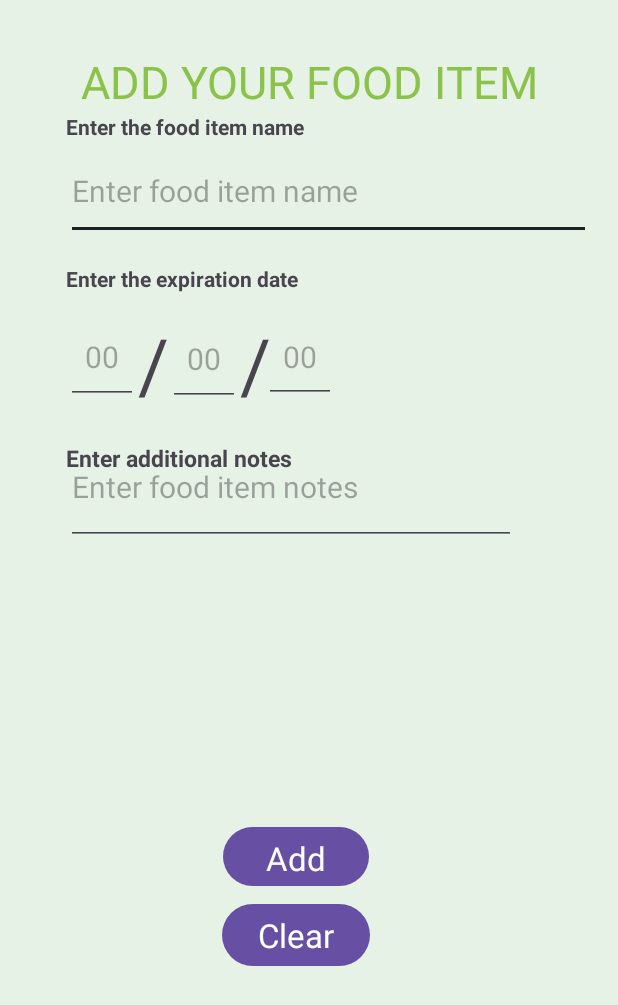
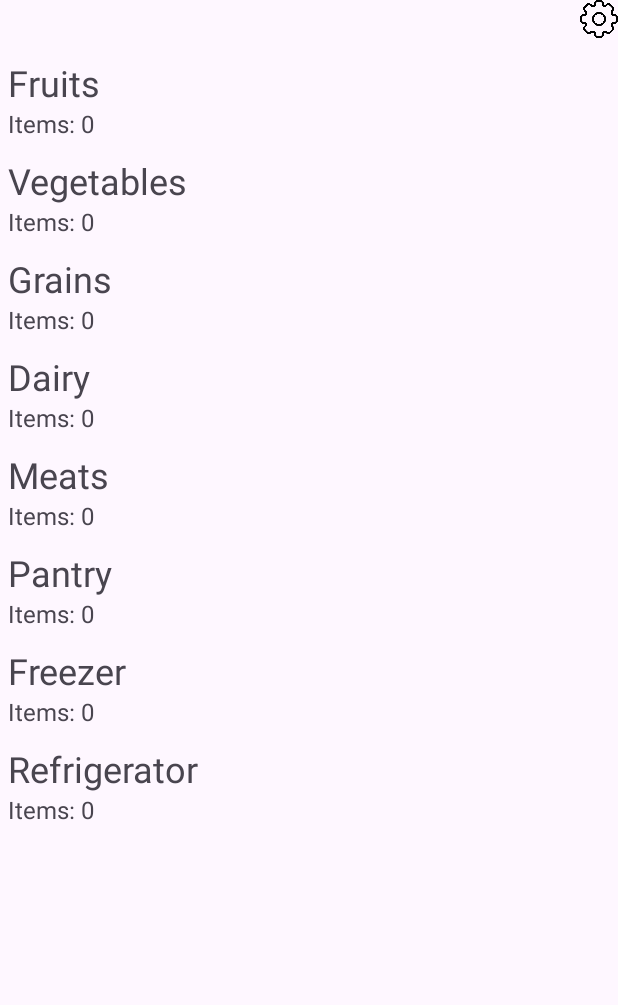
Before and after one commit to ethanpschoen/MyCabinet-Android_App, an Android app: the screen it shows after launch (MainActivity), on a phone screen of 412 x 824 dp. Shown: the top 1005 px of the screen. Run offline under Robolectric (Android 15) with nearby library versions, the light colour scheme and no system bars.

Commit message:
re-adding the acitvity_main file so that it has sectionlist and settings button + fragment for navigation

```diff
--- a/app/src/main/java/com/example/mycabinet/MainActivity.java
+++ b/app/src/main/java/com/example/mycabinet/MainActivity.java
@@ -1,41 +1,73 @@
 package com.example.mycabinet;
 
+import android.content.Intent;
 import android.os.Bundle;
-import android.util.Log;
+import android.view.View;
+import android.widget.ImageButton;
+import android.widget.ImageView;
 
-import androidx.activity.EdgeToEdge;
 import androidx.appcompat.app.AppCompatActivity;
-import androidx.core.graphics.Insets;
-import androidx.core.view.ViewCompat;
-import androidx.core.view.WindowInsetsCompat;
+import androidx.recyclerview.widget.DefaultItemAnimator;
+import androidx.recyclerview.widget.LinearLayoutManager;
+import androidx.recyclerview.widget.RecyclerView;
 
-import java.text.DateFormat;
-import java.util.Calendar;
-import java.util.Date;
+import java.time.LocalDate;
 
 public class MainActivity extends AppCompatActivity {
+
+    ImageView settingsButton;
+
+    private Kitchen kitchen = new Kitchen();
+    private RecyclerView recyclerView;
+    private ListSectionAdapter adapter;
 
     @Override
     protected void onCreate(Bundle savedInstanceState) {
         super.onCreate(savedInstanceState);
-        EdgeToEdge.enable(this);
-        setContentView(R.layout.food_item);
+        setContentView(R.layout.activity_main);
 
-        Date currentTime = Calendar.getInstance().getTime();
-        String formattedDate = DateFormat.getDateInstance(DateFormat.FULL).format(currentTime);
-        String[] splitDate= formattedDate.split(",");
+        settingsButton = findViewById(R.id.settings_button);
+        settingsButton.setOnClickListener(new View.OnClickListener() {
+            @Override
+            public void onClick(View v) {
+                Intent intent = new Intent(MainActivity.this, SettingsActivity.class);
+                startActivity(intent);
+            }
+        });
 
-        Log.d("myLog", currentTime.toString());
-        Log.d("myLog", formattedDate);
+//        if (savedInstanceState == null) {
+//            getSupportFragmentManager().beginTransaction()
+//                    .replace(R.id.fragment_container, new IconSectionView())
+//                    .commit();
+//        }
 
-        Log.d("myLog", splitDate[0].trim());
-        Log.d("myLog", splitDate[1].trim());
-        Log.d("myLog", splitDate[2].trim());
+        kitchen.addSection(new FoodSection("Fruits"));
+        kitchen.addSection(new FoodSection("Vegetables"));
+        kitchen.addSection(new FoodSection("Grains"));
+        kitchen.addSection(new FoodSection("Dairy"));
+        kitchen.addSection(new FoodSection("Meats"));
+        kitchen.addSection(new FoodSection("Pantry"));
+        kitchen.addSection(new FoodSection("Freezer"));
+        kitchen.addSection(new FoodSection("Refrigerator"));
+//        kitchen.addSection(new FoodSection("Filler1"));
+//        kitchen.addSection(new FoodSection("Filler2"));
+//        kitchen.addSection(new FoodSection("Filler3"));
+//        kitchen.addSection(new FoodSection("Filler4"));
+//        kitchen.addSection(new FoodSection("Filler5"));
+//        kitchen.addSection(new FoodSection("Filler6"));
+//        kitchen.addSection(new FoodSection("Other"));
 
-        ViewCompat.setOnApplyWindowInsetsListener(findViewById(R.id.main), (v, insets) -> {
-            Insets systemBars = insets.getInsets(WindowInsetsCompat.Type.systemBars());
-            v.setPadding(systemBars.left, systemBars.top, systemBars.right, systemBars.bottom);
-            return insets;
-        });
+        recyclerView = findViewById(R.id.section_list);
+        adapter = new ListSectionAdapter(this, kitchen.getSections());
+        RecyclerView.LayoutManager layoutManager = new LinearLayoutManager(this);
+
+        recyclerView.setNestedScrollingEnabled(false);
+        recyclerView.setLayoutManager(layoutManager);
+        recyclerView.setItemAnimator(new DefaultItemAnimator());
+        recyclerView.setAdapter(adapter);
+    }
+
+    public void showSection(int position) {
+        FoodSection section = kitchen.getSections().get(position);
     }
 }
--- a/app/src/main/res/layout/activity_main.xml
+++ b/app/src/main/res/layout/activity_main.xml
@@ -5,6 +5,28 @@
     android:id="@+id/main"
     android:layout_width="match_parent"
     android:layout_height="match_parent"
-    tools:context=".MainActivity">
+    app:layout_behavior="@string/appbar_scrolling_view_behavior">
+
+
+    <ImageView
+        android:id="@+id/settings_button"
+        android:layout_width="25dp"
+        android:layout_height="25dp"
+        android:layout_gravity="end"
+        android:scaleType="fitCenter"
+        app:layout_constraintEnd_toEndOf="parent"
+        app:layout_constraintTop_toTopOf="parent"
+        app:srcCompat="@drawable/settings_icon" />
+
+
+    <androidx.recyclerview.widget.RecyclerView
+        android:id="@+id/section_list"
+        android:layout_width="wrap_content"
+        android:layout_height="wrap_content"
+        android:layout_marginTop="8dp"
+        app:layout_constraintStart_toStartOf="parent"
+        app:layout_constraintTop_toBottomOf="@+id/settings_button">
+
+    </androidx.recyclerview.widget.RecyclerView>
 
 </androidx.constraintlayout.widget.ConstraintLayout>
```
